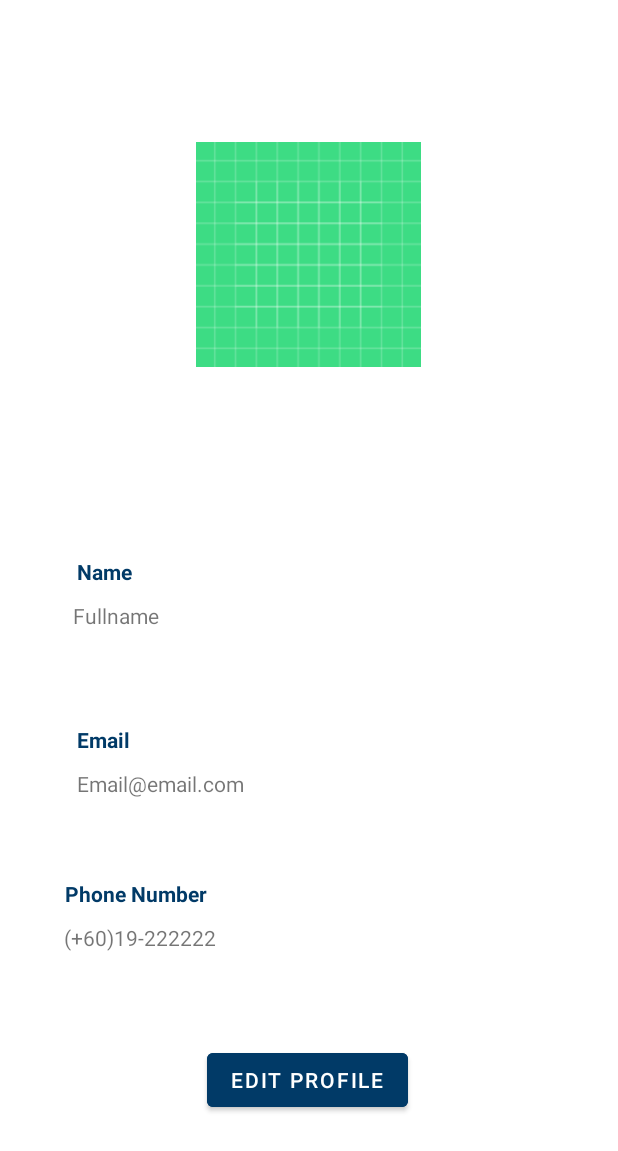
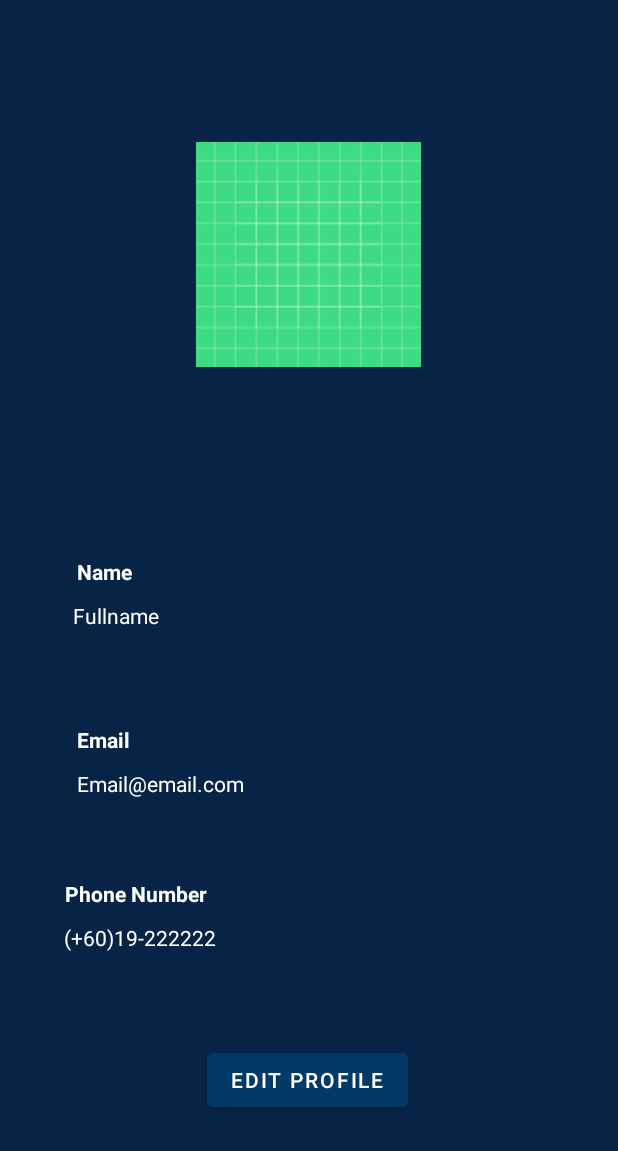
Before and after one commit to nuwinwiwana/I-KAEN, an Android app: the ProfilePage screen opened directly, with no data from a screen before it, on a phone screen of 412 x 824 dp. Shown: the top 1151 px of the screen. Run offline under Robolectric (Android 15) with nearby library versions, the phone set to English and light mode, and no system bars; our stand-ins replace Firebase (no records; nobody signed in at launch, a user with empty details on screens opened directly), Picasso; pictures from the network do not load; 10 statements that could not run were skipped.

Commit message:
Update ui for profile page

```diff
--- a/IKAEN/app/src/main/res/layout/activity_profile_page.xml
+++ b/IKAEN/app/src/main/res/layout/activity_profile_page.xml
@@ -4,28 +4,27 @@
 
     android:layout_width="match_parent"
     android:layout_height="match_parent"
- >
+    android:background="#072446">
 
     <ImageView
         android:id="@+id/imageView2"
         android:layout_width="150dp"
         android:layout_height="150dp"
+        android:src="@drawable/ic_launcher_background"
         app:layout_constraintBottom_toBottomOf="parent"
         app:layout_constraintEnd_toEndOf="parent"
         app:layout_constraintHorizontal_bias="0.498"
         app:layout_constraintStart_toStartOf="parent"
         app:layout_constraintTop_toTopOf="parent"
-        app:layout_constraintVertical_bias="0.14"
-        android:src="@drawable/ic_launcher_background"
-        />
+        app:layout_constraintVertical_bias="0.14" />
 
     <TextView
         android:id="@+id/fullname"
         android:layout_width="wrap_content"
         android:layout_height="wrap_content"
         android:text="Name"
+        android:textColor="@color/white"
         android:textStyle="bold"
-        android:textColor="#013A67"
         app:layout_constraintBottom_toBottomOf="parent"
         app:layout_constraintEnd_toEndOf="parent"
         app:layout_constraintHorizontal_bias="0.137"
@@ -37,12 +36,13 @@
         android:id="@+id/fullnametv"
         android:layout_width="wrap_content"
         android:layout_height="wrap_content"
+        android:layout_marginTop="10dp"
         android:text="Fullname"
+        android:textColor="#FFFFFF"
         app:layout_constraintEnd_toEndOf="parent"
         app:layout_constraintHorizontal_bias="0.137"
         app:layout_constraintStart_toStartOf="parent"
-        app:layout_constraintTop_toBottomOf="@+id/fullname"
-        android:layout_marginTop="10dp" />
+        app:layout_constraintTop_toBottomOf="@+id/fullname" />
 
     <TextView
         android:id="@+id/email"
@@ -50,32 +50,36 @@
         android:layout_height="wrap_content"
         android:layout_marginTop="53dp"
         android:text="Email"
+        android:textColor="@color/white"
+        android:textColorHighlight="#FFFFFF"
         android:textStyle="bold"
-        android:textColor="#013A67"
         app:layout_constraintBottom_toBottomOf="parent"
         app:layout_constraintEnd_toEndOf="parent"
         app:layout_constraintHorizontal_bias="0.137"
         app:layout_constraintStart_toStartOf="parent"
         app:layout_constraintTop_toTopOf="@+id/fullnametv"
         app:layout_constraintVertical_bias="0.083" />
+
     <TextView
         android:id="@+id/emailtv"
         android:layout_width="wrap_content"
         android:layout_height="wrap_content"
+        android:layout_marginTop="10dp"
         android:text="Email@email.com"
+        android:textColor="#FFFFFF"
         app:layout_constraintEnd_toEndOf="parent"
         app:layout_constraintHorizontal_bias="0.17"
         app:layout_constraintStart_toStartOf="parent"
-        app:layout_constraintTop_toBottomOf="@+id/email"
-        android:layout_marginTop="10dp" />
+        app:layout_constraintTop_toBottomOf="@+id/email" />
+
     <TextView
         android:id="@+id/phone"
         android:layout_width="wrap_content"
         android:layout_height="wrap_content"
         android:layout_marginTop="53dp"
         android:text="Phone Number"
+        android:textColor="@color/white"
         android:textStyle="bold"
-        android:textColor="#013A67"
         app:layout_constraintBottom_toBottomOf="parent"
         app:layout_constraintEnd_toEndOf="parent"
         app:layout_constraintHorizontal_bias="0.137"
@@ -87,12 +91,13 @@
         android:id="@+id/phoneTv"
         android:layout_width="wrap_content"
         android:layout_height="wrap_content"
+        android:layout_marginTop="10dp"
         android:text="(+60)19-222222"
+        android:textColor="#FFFFFF"
         app:layout_constraintEnd_toEndOf="parent"
         app:layout_constraintHorizontal_bias="0.137"
         app:layout_constraintStart_toStartOf="parent"
-        app:layout_constraintTop_toBottomOf="@+id/phone"
-        android:layout_marginTop="10dp" />
+        app:layout_constraintTop_toBottomOf="@+id/phone" />
 
     <Button
         android:id="@+id/editbtn"
@@ -108,5 +113,4 @@
         app:layout_constraintVertical_bias="0.85" />
 
 
-
 </androidx.constraintlayout.widget.ConstraintLayout>
```
